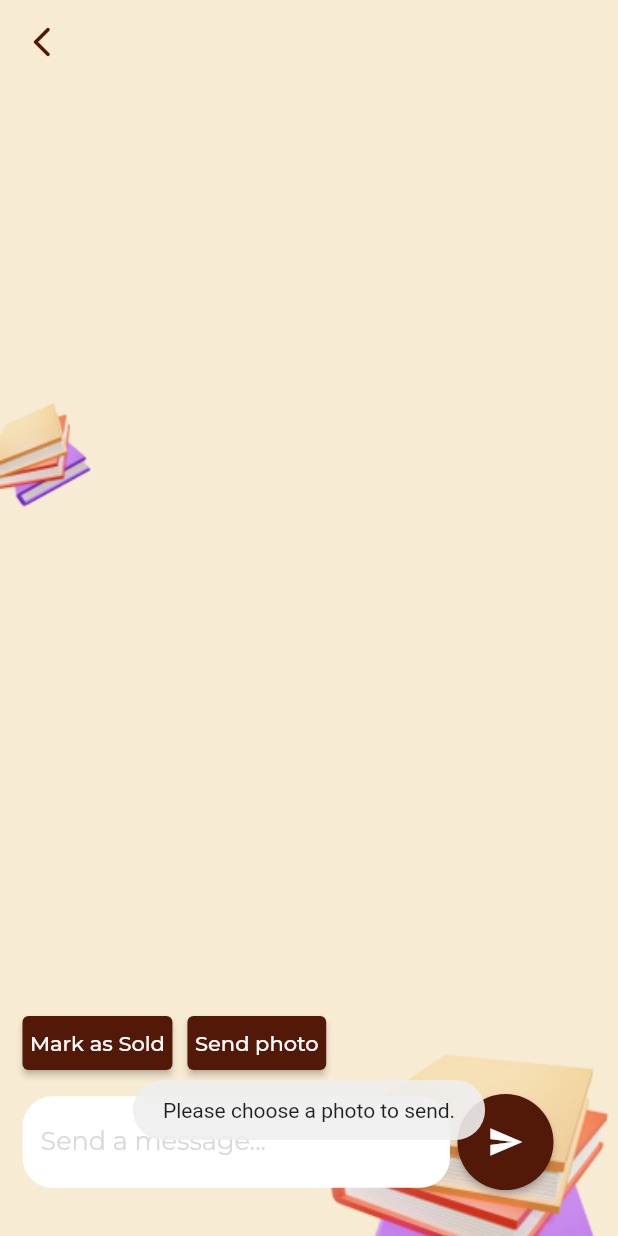
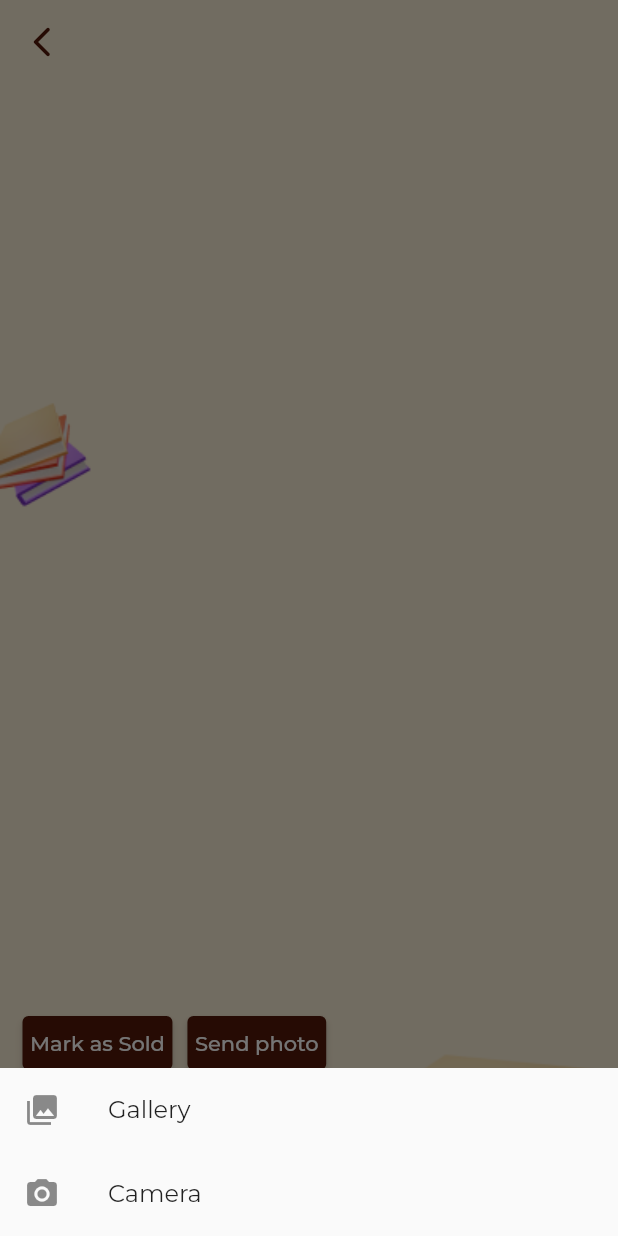
Before and after one commit to AndreaGon/6002CEM_Group6, a Flutter app: the Chat screen opened directly with empty values, after a tap on "Send photo", on a phone screen of 412 x 824 dp. Run offline on Flutter 3.47's test engine with Material 2 defaults, Android fonts, the phone set to English and light mode, and no system bars; our stand-ins replace carousel_slider, cloud_firestore, email_validator, firebase_auth, firebase_core, firebase_storage and 3 more; accounts and stored records are empty.

Commit message:
Add photo from phone camera

```diff
--- a/lib/view/inbox/chat.dart
+++ b/lib/view/inbox/chat.dart
@@ -2,14 +2,11 @@ import 'dart:io';
 
 import 'package:bookbridge/view/inbox/widgets/chatreceiver_container.dart';
 import 'package:bookbridge/view/inbox/widgets/chatsender_container.dart';
+import 'package:bookbridge/view/inbox/widgets/image_modal.dart';
 import 'package:flutter/material.dart';
 import 'package:bookbridge/res/colors.dart';
-import 'package:image_picker/image_picker.dart';
+import '../../view_model/chats_viewmodel.dart';
 
-import '../../models/chats_model.dart';
-import '../../res/widgets/navigation.dart';
-import '../../view_model/chats_viewmodel.dart';
-import '../../view_model/login_viewmodel.dart';
 class Chat extends StatefulWidget {
   Chat({super.key, this.chatModel, this.userModel});
 
@@ -118,7 +115,11 @@ class _ChatState extends State<Chat> {
                                       ElevatedButton(
                                         onPressed: () {
                                           setState(() {
-                                            chatsVM.getImageFromPhone(widget.chatModel?["id"], widget.userModel?["username"]);
+                                            showModalBottomSheet(
+                                                context: context,
+                                                builder: (BuildContext bc) {
+                                                  return ImageModal(docId: widget.chatModel?["id"], sender: widget.chatModel?["id"]);
+                                                });
                                           });
                                         },
                                         child: Text("Send photo", style: TextStyle(color: Colors.white)),
--- a/lib/view/inbox/inbox.dart
+++ b/lib/view/inbox/inbox.dart
@@ -103,7 +103,7 @@ class Inbox extends StatelessWidget {
                                         ),
                                         Align(
                                           alignment: Alignment.topLeft,
-                                          child: new Text(chatModel["sub_name"],
+                                          child: new Text("Seller: " + chatModel["sub_name"],
                                               style: TextStyle(height: 2, fontSize: 13, color: darkbrown)),
                                         )
 
--- /dev/null
+++ b/lib/view/inbox/widgets/image_modal.dart
@@ -0,0 +1,39 @@
+import 'package:flutter/material.dart';
+
+import '../../../view_model/chats_viewmodel.dart';
+
+class ImageModal extends StatelessWidget {
+  const ImageModal({Key? key, required this.docId, required this.sender}) : super(key: key);
+
+  final String docId;
+  final String sender;
+
+  @override
+  Widget build(BuildContext context) {
+    ChatsVM chatsVM = ChatsVM();
+
+    return SafeArea(
+      child: Container(
+        child: new Wrap(
+          children: <Widget>[
+            new ListTile(
+                leading: new Icon(Icons.photo_library),
+                title: new Text('Gallery'),
+                onTap: () {
+                  chatsVM.getImageFromPhone(docId, sender, false);
+                  Navigator.of(context).pop();
+                }),
+            new ListTile(
+              leading: new Icon(Icons.photo_camera),
+              title: new Text('Camera'),
+              onTap: () {
+                chatsVM.getImageFromPhone(docId, sender, true);
+                Navigator.of(context).pop();
+              },
+            ),
+          ],
+        ),
+      ),
+    );
+  }
+}
--- a/lib/view_model/chats_viewmodel.dart
+++ b/lib/view_model/chats_viewmodel.dart
@@ -60,9 +60,15 @@ class ChatsVM {
       print('error occurred');
     }
   }
-  Future getImageFromPhone(String docId, String sender) async {
-    final imagePicked = await imagePicker.pickImage(source: ImageSource.gallery);
+  Future getImageFromPhone(String docId, String sender, bool isFromCamera) async {
+    var imagePicked;
 
+    if(isFromCamera){
+      imagePicked = await imagePicker.pickImage(source: ImageSource.camera);
+    }
+    else{
+      imagePicked = await imagePicker.pickImage(source: ImageSource.gallery);
+    }
 
 
     if (imagePicked != null) {
--- a/lib/view_model/inbox_view_model.dart
+++ b/lib/view_model/inbox_view_model.dart
@@ -34,11 +34,11 @@ class InboxVM {
   createNewInbox(String chatName, String recipient, String bookId) async {
 
     Map<String, dynamic> name = await LoginVM().getUserInformation(recipient);
-
+    print(name["username"]);
     return chats.add({
       'chat_name': chatName,
       'members' : [recipient, userId],
-      'sub_name': chatName,
+      'sub_name': name["username"],
       'related_book': bookId
     }).then((value) => {
       chats.doc(value.id).update({
```
